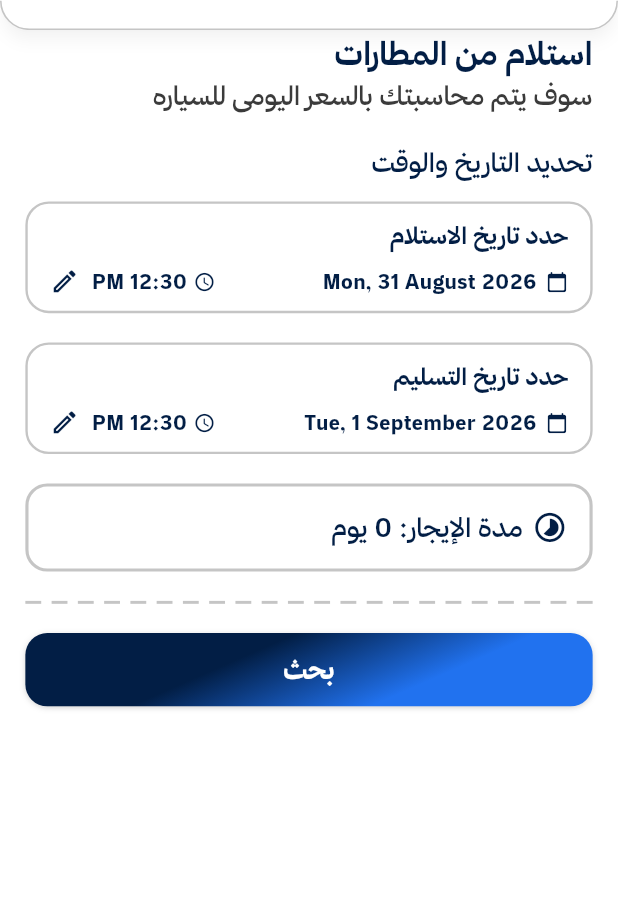
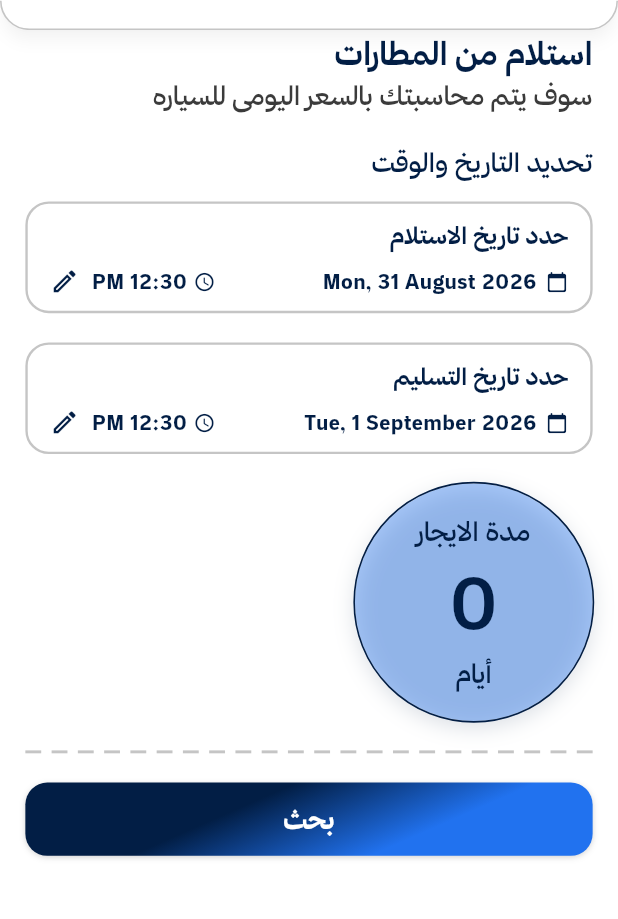
Before and after one commit to flutterabudiyab57/Darbak, a Flutter app: the AirportPackageScreen screen opened by its route, on a phone screen of 412 x 824 dp, the part 87-1006 px from its top. Run offline on Flutter 3.47's test engine with Material 3 defaults, Android fonts, the phone set to English and light mode, and no system bars; drawn by our look-alikes of auto_size_text; our stand-ins replace another_flushbar, bloc, bounce, carousel_slider, connectivity_plus, country_picker and 29 more; missing offline and left inert: cached_network_image_ce, facebook_app_events, flutter_device_type, version, widget_zoom; accounts and stored records are empty; network calls fail; statements that could not run were skipped; project files that could hold a hidden picture were left out.

Commit message:
redesign(booking): make RentalSummaryCard a circular duration badge
Matches the Figma reference: circular badge with the day count centered
and a label/unit above and below, replacing the old horizontal row.
receiveDate/driveDate were unused inside the widget and are dropped
from its API and all call sites.

Co-Authored-By: Claude Sonnet 5 <noreply@anthropic.com>

```diff
--- a/lib/modules/home/booking_from_cars/presentaion/view/branchs_with_car_screan.dart
+++ b/lib/modules/home/booking_from_cars/presentaion/view/branchs_with_car_screan.dart
@@ -88,8 +88,6 @@ class _BranchWithCarScreenState extends State<BranchWithCarScreen> {
                           cubit.updateDates(receiveDate, driveDate);
 
                           return RentalSummaryCard(
-                            receiveDate: receiveDate,
-                            driveDate: driveDate,
                             differenceInDays: cubit.differenceInDays,
                           );
                         },
--- a/lib/modules/home/booking_packages/widgets/airbort_rent_body.dart
+++ b/lib/modules/home/booking_packages/widgets/airbort_rent_body.dart
@@ -79,8 +79,6 @@ class _AirPortRentBodyState extends State<AirPortRentBody> {
                   ),
                  time_select_twoBox(context),
                 RentalSummaryCard(
-                  receiveDate: receiveDate,
-                  driveDate: driveDate,
                   differenceInDays: differenceInDays,
                 ),
                 dashedDivider(context),
--- a/lib/modules/home/booking_packages/widgets/daily_rent_body.dart
+++ b/lib/modules/home/booking_packages/widgets/daily_rent_body.dart
@@ -169,8 +169,6 @@ class _DailyRentBodyState extends State<DailyRentBody> {
                   time_select_twoBox(context),
                   SizedBox(height: 14.h,),
                   RentalSummaryCard(
-                    receiveDate: receiveDate,
-                    driveDate: driveDate,
                     differenceInDays: differenceInDays,
                   ),                  SizedBox(height: 20.h),
                   dashedDivider(context),
--- a/lib/modules/home/booking_packages/widgets/delivery_rent_body.dart
+++ b/lib/modules/home/booking_packages/widgets/delivery_rent_body.dart
@@ -456,8 +456,6 @@ class _DeliveryRentBodyState extends State<DeliveryRentBody> {
                 time_select_twoBox(context),
                 SizedBox(height: 14.h),
                 RentalSummaryCard(
-                  receiveDate: receiveDate,
-                  driveDate: driveDate,
                   differenceInDays: differenceInDays,
                 ),
                 SizedBox(height: 12.h),
--- a/lib/modules/home/booking_packages/widgets/monthly_rent_body.dart
+++ b/lib/modules/home/booking_packages/widgets/monthly_rent_body.dart
@@ -138,8 +138,6 @@ class _MonthlyRentBodyState extends State<MonthlyRentBody> {
                 time_select_twoBox(context),
                 SizedBox(height: 12.h),
                 RentalSummaryCard(
-                  receiveDate: receiveDate,
-                  driveDate: driveDate,
                   differenceInDays: differenceInDays,
                 ),
                 SizedBox(height: 12.h),
--- a/lib/modules/home/search_screen/presentaion/widget/rental_summary_card.dart
+++ b/lib/modules/home/search_screen/presentaion/widget/rental_summary_card.dart
@@ -4,13 +4,9 @@ import '../../../../../core/constants/assets/app_colors.dart';
 import '../../../../../core/style/style.dart';
 import '../../../../../language/locale.dart';
 class RentalSummaryCard extends StatelessWidget {
-  final DateTime receiveDate;
-  final DateTime driveDate;
   final int differenceInDays;
   const RentalSummaryCard({
     Key? key,
-    required this.receiveDate,
-    required this.driveDate,
     required this.differenceInDays,
   }) : super(key: key);
 
@@ -18,25 +14,49 @@ class RentalSummaryCard extends StatelessWidget {
   Widget build(BuildContext context) {
     final locale = AppLocalizations.of(context);
     final isRTL = locale!.isDirectionRTL(context);
+    final isSingular = differenceInDays == 1;
+    final unit = isRTL
+        ? (isSingular ? "يوم" : "أيام")
+        : (isSingular ? "day" : "days");
 
     return Container(
-      width: double.infinity,
-      padding: EdgeInsets.all(14.w),
+      width: 150.w,
+      height: 150.w,
+      alignment: Alignment.center,
       decoration: BoxDecoration(
-        color: backgroundColor(context),
-        borderRadius: BorderRadius.circular(15.r),
-        border: Border.all(color: strokeGrayColor(context), width: 2.w),
+        color: SecondaryTypographyColor(context).withValues(alpha: 0.4),
+        shape: BoxShape.circle,
+        border: Border.all(
+          color: headingColor(context),
+          width: 1.w,
+          strokeAlign: BorderSide.strokeAlignOutside,
+        ),
+        boxShadow: [
+          BoxShadow(
+            color: headingColor(context).withValues(alpha: 0.15),
+            blurRadius: 12,
+            offset: const Offset(0, 4),
+          ),
+        ],
       ),
-      child: Row(
+      child: Column(
+        mainAxisSize: MainAxisSize.min,
+        mainAxisAlignment: MainAxisAlignment.center,
         children: [
-          Icon(Icons.timelapse_rounded,
-              size: 24.sp, color: headingColor(context)),
-          SizedBox(width: 6.w),
           Text(
-            isRTL
-                ? "مدة الإيجار: $differenceInDays يوم"
-                : "Rental Duration: $differenceInDays day(s)",
-            style: AppTypography.headingColor18(context),
+            isRTL ? "مدة الايجار" : "Rental Duration",
+            style: AppTypography.headingColor18(context)
+          ),
+          Text(
+            "$differenceInDays",
+            style: AppTypography.headingColor18(context).copyWith(
+              fontSize: 50.sp,
+              color: headingColor(context),
+            ),
+          ),
+          Text(
+            unit,
+            style: AppTypography.headingColor18(context)
           ),
         ],
       ),
```
